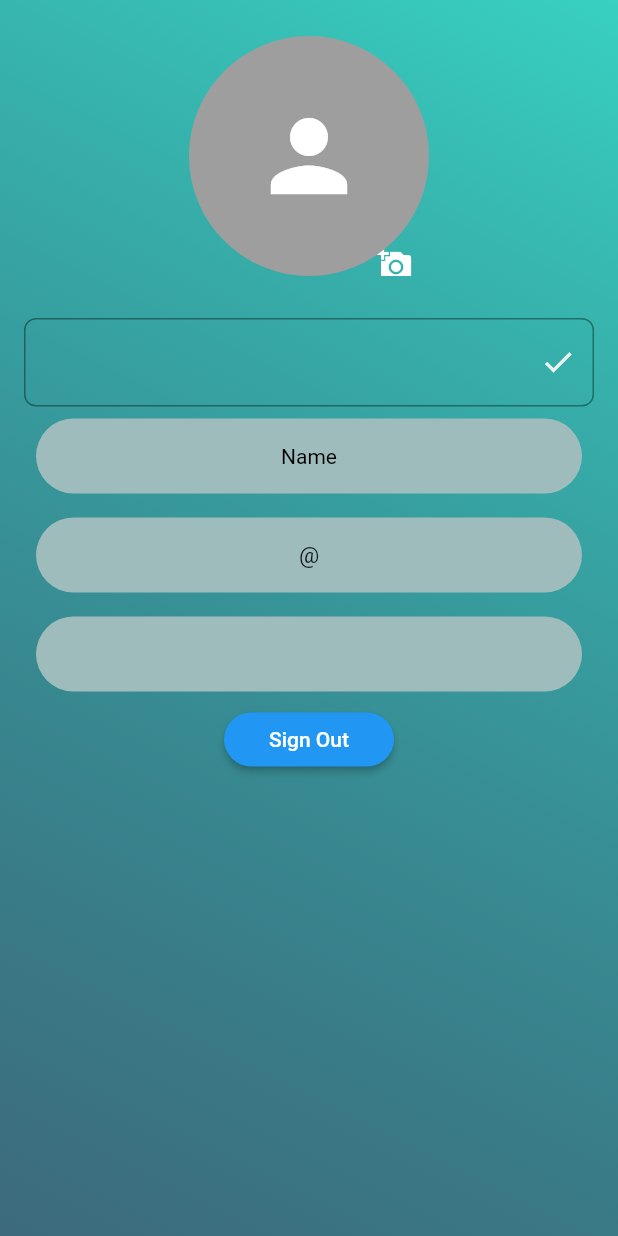
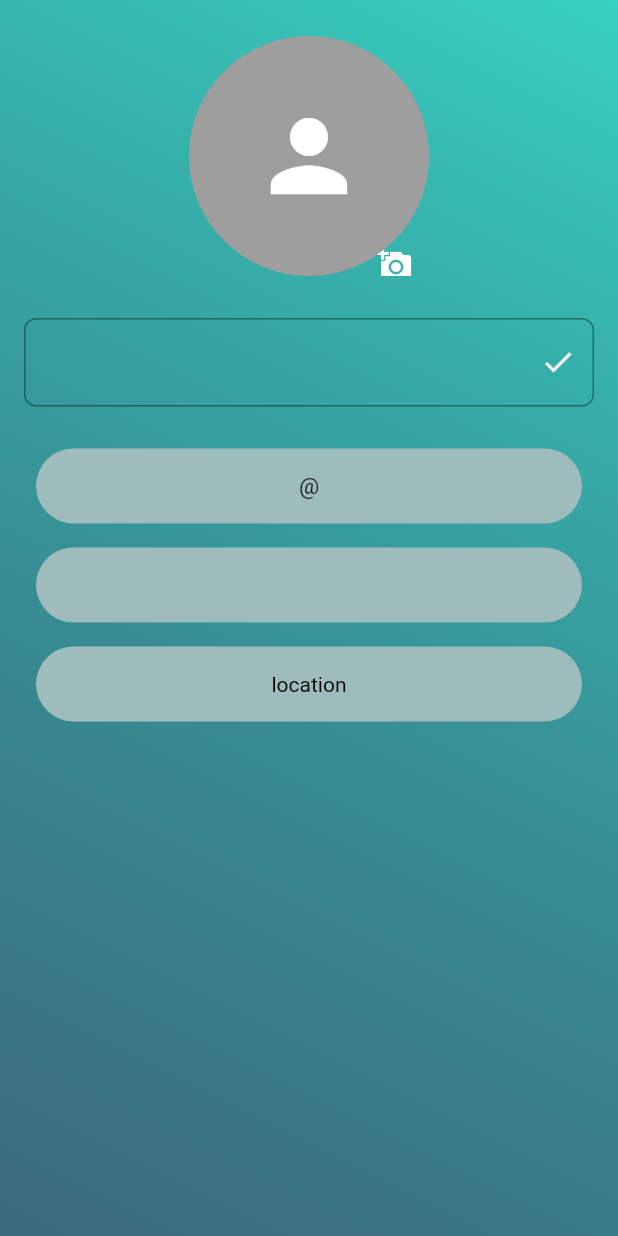
Before and after one commit to seannpenn/Team3-Swiper-app, a Flutter app: the ProfileScreen screen opened by its route, on a phone screen of 412 x 824 dp. Run offline on Flutter 3.47's test engine with Material 2 defaults, Android fonts, the phone set to English and light mode, and no system bars; our stand-ins replace cloud_firestore, firebase_auth, firebase_core, firebase_storage, get_it, image_picker; missing offline and left inert: swipable_stack; accounts and stored records are empty; statements that could not run were skipped.

Commit message:
few ui changes

```diff
--- a/lib/src/screens/landing page/landing_screen.dart
+++ b/lib/src/screens/landing page/landing_screen.dart
@@ -48,7 +48,7 @@ class _LandingScreenState extends State<LandingScreen> {
   Widget build(BuildContext context) {
     return Scaffold(
       appBar: AppBar(
-        title: const Text('SwipR'),
+        title: const Text('SwipeR', style: TextStyle(fontFamily: 'Sniglet')),
         backgroundColor: Colors.teal[400],
         actions: [
           Builder(builder: (context) {
--- a/lib/src/screens/profile/profile_screen.dart
+++ b/lib/src/screens/profile/profile_screen.dart
@@ -89,7 +89,7 @@ class _ProfileScreenState extends State<ProfileScreen> {
                     ),
                   ),
                   Container(
-                    margin: const EdgeInsets.only(top: 20),
+                    margin: const EdgeInsets.only(top: 20, bottom: 20),
                     child: Row(children: [
                       Expanded(
                           child: TextFormField(
@@ -124,27 +124,7 @@ class _ProfileScreenState extends State<ProfileScreen> {
                   //     fontSize: 15,
                   //   ),
                   // ),
-                  Padding(
-                    padding: const EdgeInsets.all(8.0),
-                    child: Container(
-                      width: 500,
-                      height: 50,
-                      decoration: BoxDecoration(
-                        borderRadius: BorderRadius.circular(40.0),
-                        color: Color.fromARGB(255, 158, 188, 188),
-                      ),
-                      child: const Padding(
-                          padding: EdgeInsets.all(8.0),
-                          child: Center(
-                            child: Text(
-                              'Name',
-                              style: TextStyle(
-                                color: Color.fromARGB(255, 0, 0, 0),
-                              ),
-                            ),
-                          )),
-                    ),
-                  ),
+
                   Padding(
                     padding: const EdgeInsets.all(8.0),
                     child: Container(
@@ -187,18 +167,39 @@ class _ProfileScreenState extends State<ProfileScreen> {
                           )),
                     ),
                   ),
-                  ElevatedButton(
-                    onPressed: () {},
-                    style: ElevatedButton.styleFrom(
-                      shadowColor: Color.fromARGB(255, 0, 0, 0),
-                      shape: RoundedRectangleBorder(
-                        borderRadius: BorderRadius.circular(30.0),
+                  Padding(
+                    padding: const EdgeInsets.all(8.0),
+                    child: Container(
+                      width: 500,
+                      height: 50,
+                      decoration: BoxDecoration(
+                        borderRadius: BorderRadius.circular(40.0),
+                        color: Color.fromARGB(255, 158, 188, 188),
                       ),
-                      padding: const EdgeInsets.symmetric(
-                          horizontal: 30, vertical: 10),
+                      child: const Padding(
+                          padding: EdgeInsets.all(8.0),
+                          child: Center(
+                            child: Text(
+                              'location',
+                              style: TextStyle(
+                                color: Color.fromARGB(255, 0, 0, 0),
+                              ),
+                            ),
+                          )),
                     ),
-                    child: const Text('Sign Out'),
                   ),
+                  // ElevatedButton(
+                  //   onPressed: () {},
+                  //   style: ElevatedButton.styleFrom(
+                  //     shadowColor: Color.fromARGB(255, 0, 0, 0),
+                  //     shape: RoundedRectangleBorder(
+                  //       borderRadius: BorderRadius.circular(30.0),
+                  //     ),
+                  //     padding: const EdgeInsets.symmetric(
+                  //         horizontal: 30, vertical: 10),
+                  //   ),
+                  //   child: const Text('Sign Out'),
+                  // ),
                 ],
               ),
             ),
--- a/pubspec.yaml
+++ b/pubspec.yaml
@@ -49,3 +49,6 @@ flutter:
     - family: Sniglet
       fonts:
         - asset: fonts/Sniglet-Regular.ttf
+    - family: Merriweather
+      fonts:
+        - asset: fonts/Merriweather-Regular.ttf
```
Also changed, not shown: lib/src/screens/authentication/auth_screen.dart (+18 -13 lines), lib/src/widgets/service_card.dart (+29 -11 lines), fonts/Merriweather-Black.ttf (added), fonts/Merriweather-BlackItalic.ttf (added), fonts/Merriweather-Bold.ttf (added), fonts/Merriweather-BoldItalic.ttf (added), fonts/Merriweather-Italic.ttf (added), fonts/Merriweather-Light.ttf (added), fonts/Merriweather-LightItalic.ttf (added), fonts/Merriweather-Regular.ttf (added).
